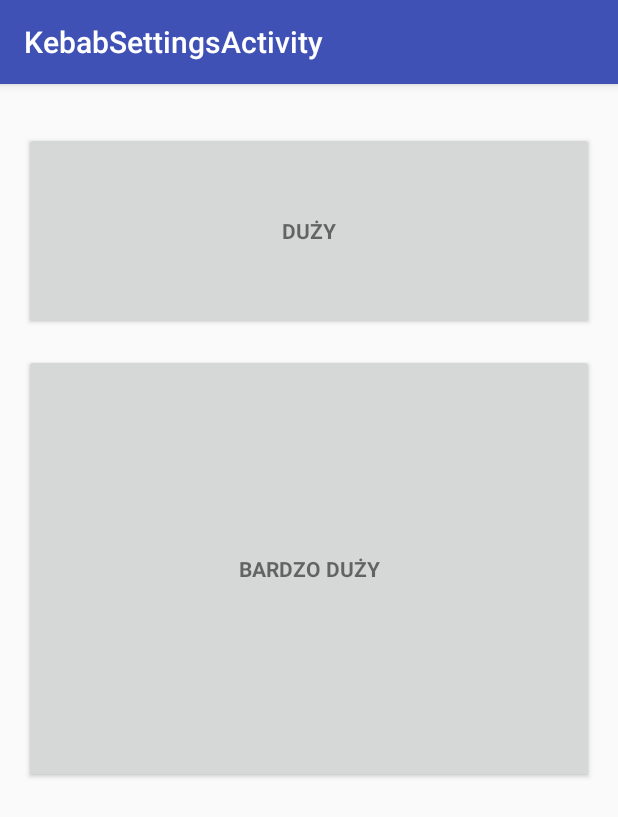
After one commit to dniziolek/hackyeah, an Android app: the KebabSettingsActivity screen opened directly, with no data from a screen before it, on a phone screen of 412 x 824 dp. The commit adds this screen. Shown: the top 817 px of the screen. Run offline under Robolectric (Android 15) with nearby library versions, the phone set to English and light mode, and no system bars.

Commit message:
Kebab setting activity added

```diff
--- /dev/null
+++ b/app/src/main/java/kebaza/com/kebaza/KebabSettingsActivity.java
@@ -0,0 +1,48 @@
+package kebaza.com.kebaza;
+
+import android.content.Intent;
+import android.support.v7.app.AppCompatActivity;
+
+import android.os.Bundle;
+import android.view.View;
+import android.widget.Button;
+
+import static android.provider.AlarmClock.EXTRA_MESSAGE;
+
+public class KebabSettingsActivity extends AppCompatActivity {
+    @Override
+    protected void onCreate(Bundle savedInstanceState) {
+        super.onCreate(savedInstanceState);
+        setContentView(R.layout.activity_kebab_settings);
+
+        Button orderBigKebab = findViewById(R.id.duzyKebab);
+        orderBigKebab.setOnClickListener(new View.OnClickListener() {
+            @Override
+            public void onClick(View view) {
+                orderBigKebab();
+            }
+        });
+
+        Button orderVeryBigKebab = findViewById(R.id.bardzoDuzyKebab);
+        orderVeryBigKebab.setOnClickListener(new View.OnClickListener() {
+            @Override
+            public void onClick(View view) {
+                orderVeryBigKebab();
+            }
+        });
+    }
+
+    private void orderBigKebab() {
+        goToNavigation(false);
+    }
+
+    private void orderVeryBigKebab() {
+        goToNavigation(true);
+    }
+
+    private void goToNavigation(boolean isVeryBig){
+        Intent intent = new Intent(this, MainActivity.class);
+        intent.putExtra(EXTRA_MESSAGE, isVeryBig);
+        startActivity(intent);
+    }
+}
--- /dev/null
+++ b/app/src/main/res/layout/activity_kebab_settings.xml
@@ -0,0 +1,64 @@
+<LinearLayout xmlns:android="http://schemas.android.com/apk/res/android"
+    xmlns:tools="http://schemas.android.com/tools"
+    android:layout_width="match_parent"
+    android:layout_height="match_parent"
+    android:gravity="center_horizontal"
+    android:orientation="vertical"
+    android:paddingBottom="@dimen/activity_vertical_margin"
+    android:paddingLeft="@dimen/activity_horizontal_margin"
+    android:paddingRight="@dimen/activity_horizontal_margin"
+    android:paddingTop="@dimen/activity_vertical_margin"
+    tools:context="kebaza.com.kebaza.KebabSettingsActivity">
+
+    <!-- Login progress -->
+    <ProgressBar
+        android:id="@+id/login_progress"
+        style="?android:attr/progressBarStyleLarge"
+        android:layout_width="wrap_content"
+        android:layout_height="wrap_content"
+        android:layout_marginBottom="8dp"
+        android:visibility="gone" />
+
+    <ScrollView
+        android:id="@+id/login_form"
+        android:layout_width="match_parent"
+        android:layout_height="match_parent">
+
+        <LinearLayout
+            android:id="@+id/email_login_form"
+            android:layout_width="match_parent"
+            android:layout_height="wrap_content"
+            android:orientation="vertical">
+
+            <android.support.design.widget.TextInputLayout
+                android:layout_width="match_parent"
+                android:layout_height="wrap_content">
+
+            </android.support.design.widget.TextInputLayout>
+
+            <android.support.design.widget.TextInputLayout
+                android:layout_width="match_parent"
+                android:layout_height="wrap_content">
+
+            </android.support.design.widget.TextInputLayout>
+
+            <Button
+                android:id="@+id/duzyKebab"
+                style="?android:textAppearanceSmall"
+                android:layout_width="match_parent"
+                android:layout_height="132dp"
+                android:layout_marginTop="16dp"
+                android:text="Duży"
+                android:textStyle="bold" />
+
+            <Button
+                android:id="@+id/bardzoDuzyKebab"
+                style="?android:textAppearanceSmall"
+                android:layout_width="match_parent"
+                android:layout_height="286dp"
+                android:layout_marginTop="16dp"
+                android:text="Bardzo duży"
+                android:textStyle="bold" />
+        </LinearLayout>
+    </ScrollView>
+</LinearLayout>
--- /dev/null
+++ b/app/src/main/res/values/dimens.xml
@@ -0,0 +1,6 @@
+<resources>
+    <dimen name="fab_margin">16dp</dimen>
+    <!-- Default screen margins, per the Android Design guidelines. -->
+    <dimen name="activity_horizontal_margin">16dp</dimen>
+    <dimen name="activity_vertical_margin">16dp</dimen>
+</resources>
```
Also changed, not shown: app/src/main/AndroidManifest.xml (+8 -0 lines), app/src/main/res/values/strings.xml (+14 -0 lines).
